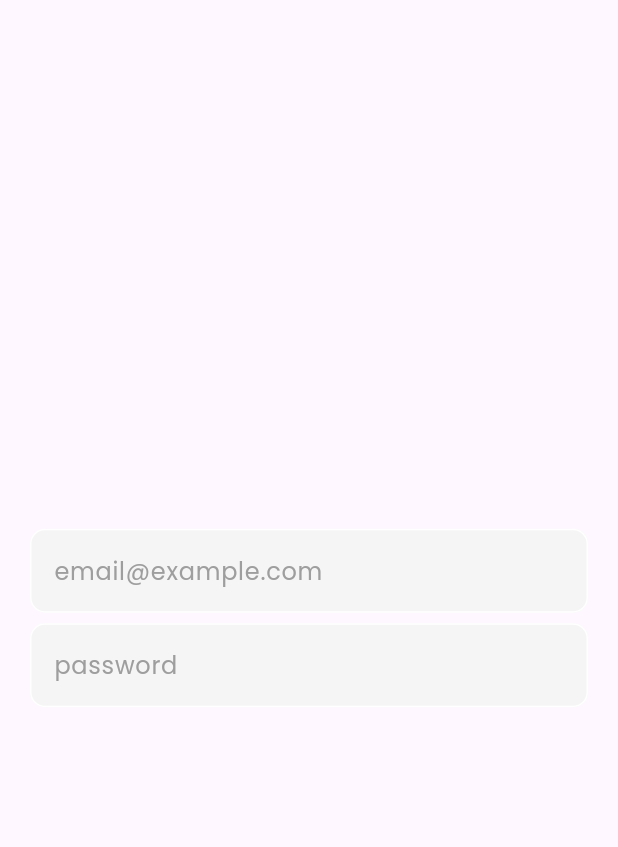
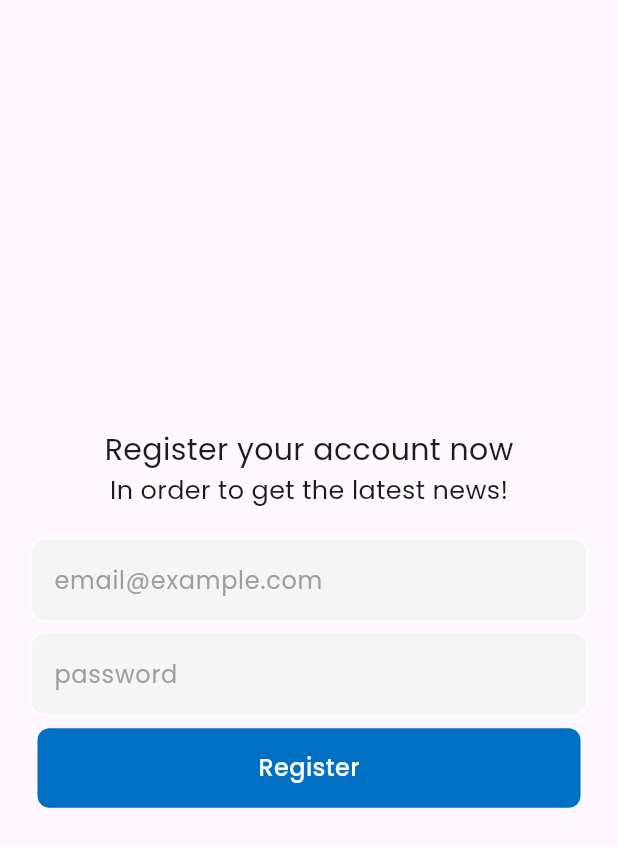
Before and after one commit to mohamed-tsx/News-App, a Flutter app: the screen it shows after launch, on a phone screen of 412 x 824 dp. Shown: the top 847 px of the screen. Run offline on Flutter 3.47's test engine with Material 3 defaults, Android fonts, the phone set to English and light mode, and no system bars; our stand-ins replace firebase_auth, firebase_core, google_fonts; accounts and stored records are empty.

Commit message:
ended the registration

```diff
--- /dev/null
+++ b/lib/Src/Components/button.dart
@@ -0,0 +1,36 @@
+import 'package:flutter/material.dart';
+
+class CustomButton extends StatelessWidget {
+  final Function()? onTap;
+  final String text;
+  const CustomButton({
+    super.key,
+    required this.onTap,
+    required this.text,
+  });
+
+  @override
+  Widget build(BuildContext context) {
+    return GestureDetector(
+      onTap: onTap,
+      child: Container(
+        decoration: BoxDecoration(
+          color: const Color.fromARGB(255, 0, 112, 197),
+          borderRadius: BorderRadius.circular(8),
+        ),
+        padding: const EdgeInsets.all(15),
+        margin: const EdgeInsets.symmetric(horizontal: 25),
+        child: Center(
+          child: Text(
+            text,
+            style: TextStyle(
+              color: Colors.white,
+              fontWeight: FontWeight.w500,
+              fontSize: 16,
+            ),
+          ),
+        ),
+      ),
+    );
+  }
+}
--- a/lib/Src/Screens/registration_screen.dart
+++ b/lib/Src/Screens/registration_screen.dart
@@ -1,4 +1,7 @@
 import 'package:flutter/material.dart';
+import 'package:flutter/rendering.dart';
+import 'package:news_app/Src/Components/button.dart';
+import 'package:firebase_auth/firebase_auth.dart';
 import 'package:news_app/Src/Components/text_field.dart';
 
 class RegistrationScreen extends StatelessWidget {
@@ -11,11 +14,59 @@ class RegistrationScreen extends StatelessWidget {
     final emailFormKey = GlobalKey<FormState>();
     final passwordFormKey = GlobalKey<FormState>();
 
+    Future<void> signInWithEmailAndPassword() async {
+      try {
+        print("Trying");
+        await FirebaseAuth.instance.createUserWithEmailAndPassword(
+          email: emailController.text.trim(),
+          password: passwordController.text.trim(),
+        );
+        // Navigate to the next screen after successful sign-in
+        // Navigator.pushReplacement(
+        //   context,
+        //   MaterialPageRoute(
+        //     builder: (context) => ReportScreen(),
+        //   ),
+        // );
+        print("Successfully signed in");
+        ScaffoldMessenger.of(context).showSnackBar(
+          SnackBar(
+            content: Text("Registared Succefully"),
+          ),
+        );
+      } catch (e) {
+        // Show error message if sign-in fails
+        print("Failed to sign in: $e");
+        if (context.mounted) {
+          ScaffoldMessenger.of(context).showSnackBar(
+            SnackBar(
+              content: Text("Failed to sign in: ${e.toString()}"),
+            ),
+          );
+        }
+      }
+    }
+
     return Scaffold(
       body: SafeArea(
         child: Column(
           mainAxisAlignment: MainAxisAlignment.center,
           children: [
+            const Text(
+              "Register your account now",
+              style: TextStyle(
+                fontSize: 20,
+              ),
+            ),
+            const Text(
+              "In order to get the latest news!",
+              style: TextStyle(
+                fontSize: 17,
+              ),
+            ),
+            const SizedBox(
+              height: 20,
+            ),
             CustomTextFeild(
               hintText: "email@example.com",
               controller: emailController,
@@ -31,6 +82,13 @@ class RegistrationScreen extends StatelessWidget {
               formkey: passwordFormKey,
               obsecureText: true,
             ),
+            const SizedBox(
+              height: 8,
+            ),
+            CustomButton(
+              text: "Register",
+              onTap: () => signInWithEmailAndPassword(),
+            )
           ],
         ),
       ),
--- a/pubspec.yaml
+++ b/pubspec.yaml
@@ -35,6 +35,7 @@ dependencies:
   # Use with the CupertinoIcons class for iOS style icons.
   cupertino_icons: ^1.0.6
   firebase_core:
+  firebase_auth:
   google_fonts:
 
 dev_dependencies:
```
Also changed, not shown: pubspec.lock, 4 other files.
